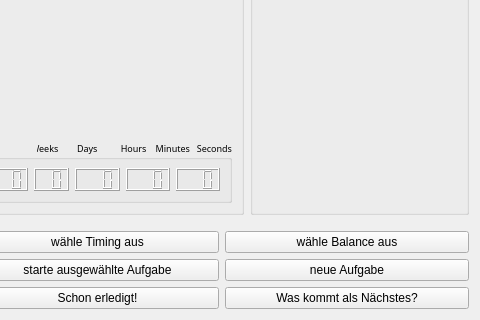
The window that src/ui/what_now.ui (amogorkon/watnu) describes before a commit, drawn with Qt 5; both pictures show x 285 to 765 and y 138 to 458 of the 765 by 458 pixel window.
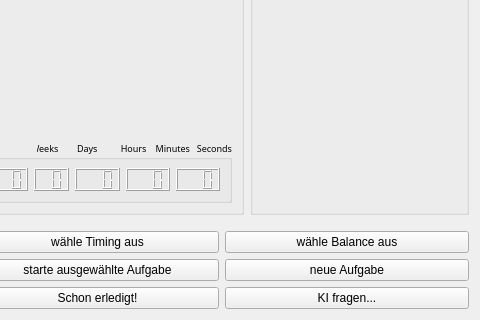
The same window after the commit. Icons and pictures are not drawn.

Patch:
```diff
--- a/src/ui/what_now.ui
+++ b/src/ui/what_now.ui
@@ -695,10 +695,7 @@
         </font>
        </property>
        <property name="text">
-        <string>Was kommt als Nächstes?</string>
-       </property>
-       <property name="shortcut">
-        <string>3</string>
+        <string>KI fragen...</string>
        </property>
        <property name="autoDefault">
         <bool>false</bool>
```
